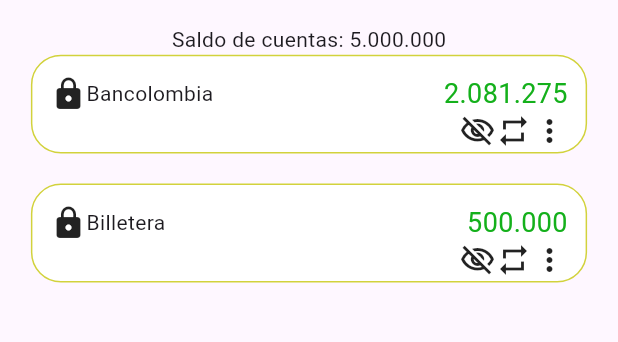
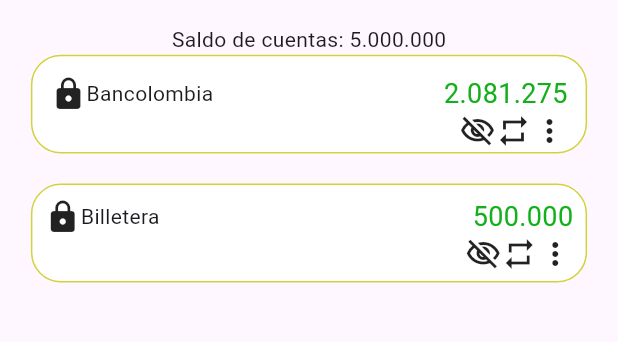
Before and after one commit to softdimo/wapig, a Flutter app: the CuentasScreen screen opened directly, on a phone screen of 412 x 824 dp, the part 84-426 px from its top. Run offline on Flutter 3.47's test engine with Material 3 defaults, Android fonts, the phone set to English and light mode, and no system bars; our stand-ins replace dio.

Commit message:
se cambia el valor del padding por el responsive

```diff
--- a/lib/presentation/screens/cuentas_screen.dart
+++ b/lib/presentation/screens/cuentas_screen.dart
@@ -107,7 +107,7 @@ class _CuentasScreenState extends State<CuentasScreen> {
               // ========================================================
 
               Container(
-                padding: const EdgeInsets.all(12.0),
+                padding: EdgeInsets.all(size.height * 0.01),
                 decoration: BoxDecoration(
                     borderRadius: BorderRadius.circular(20),
                     color: Colors.white,
```
